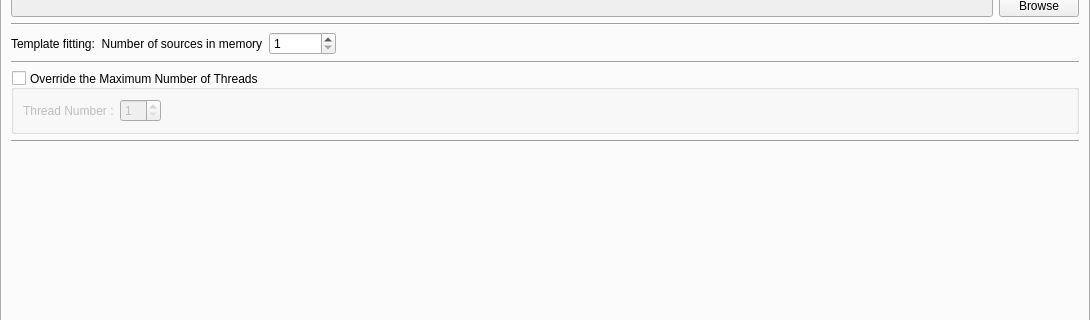
Before: the Qt Designer form PhzQtUI/auxdir/PhzQtUI/FormConfiguration.ui in astrorama/Phosphoros, drawn with Qt 5; both pictures show x 0 to 1090 and y 360 to 680 of the 1090 by 829 pixel window.
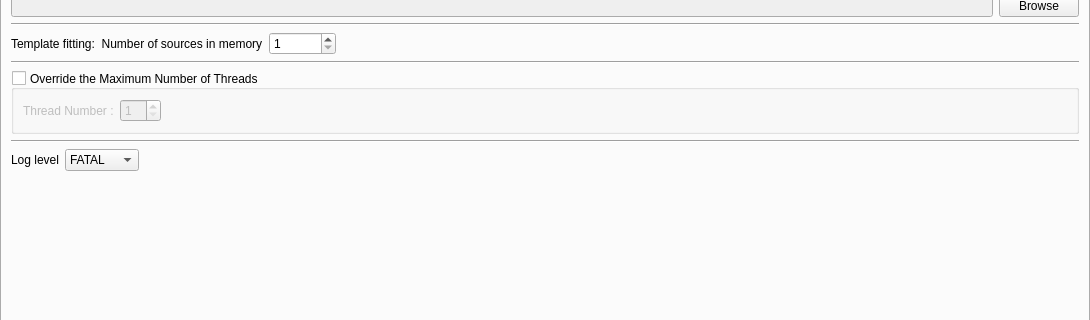
After: the same form once the commit is applied. Custom widgets are drawn as their Qt base class.

Commit message: Add the log level to the options

The edit to the form file:
```diff
--- a/PhzQtUI/auxdir/PhzQtUI/FormConfiguration.ui
+++ b/PhzQtUI/auxdir/PhzQtUI/FormConfiguration.ui
@@ -554,6 +554,59 @@
          </property>
         </widget>
        </item>
+       <item>
+        <layout class="QHBoxLayout" name="horizontalLayout_7">
+         <item>
+          <widget class="QLabel" name="label_10">
+           <property name="text">
+            <string>Log level</string>
+           </property>
+          </widget>
+         </item>
+         <item>
+          <widget class="QComboBox" name="cb_logLevel">
+           <item>
+            <property name="text">
+             <string>FATAL</string>
+            </property>
+           </item>
+           <item>
+            <property name="text">
+             <string>ERROR</string>
+            </property>
+           </item>
+           <item>
+            <property name="text">
+             <string>WARN</string>
+            </property>
+           </item>
+           <item>
+            <property name="text">
+             <string>INFO</string>
+            </property>
+           </item>
+           <item>
+            <property name="text">
+             <string>DEBUG</string>
+            </property>
+           </item>
+          </widget>
+         </item>
+         <item>
+          <spacer name="horizontalSpacer_4">
+           <property name="orientation">
+            <enum>Qt::Horizontal</enum>
+           </property>
+           <property name="sizeHint" stdset="0">
+            <size>
+             <width>40</width>
+             <height>20</height>
+            </size>
+           </property>
+          </spacer>
+         </item>
+        </layout>
+       </item>
        <item>
         <spacer name="verticalSpacer_7">
          <property name="orientation">
```
Left out of the diff: 11 changed lines with no effect on the pictures. The commit also changes 8 other files.
